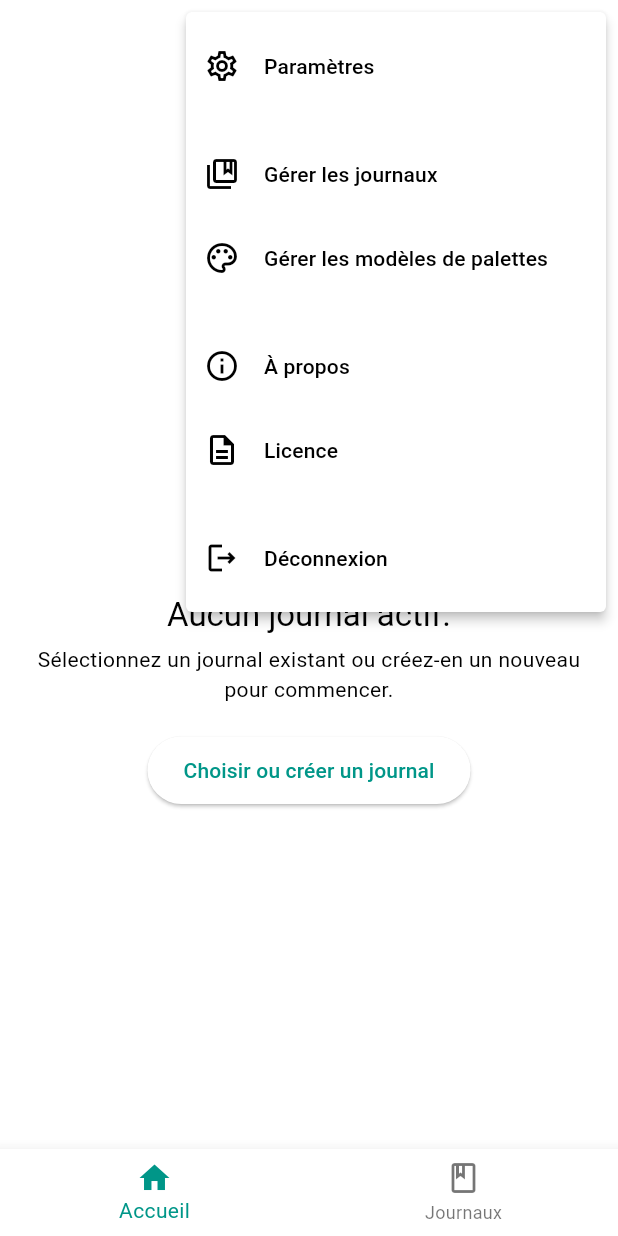
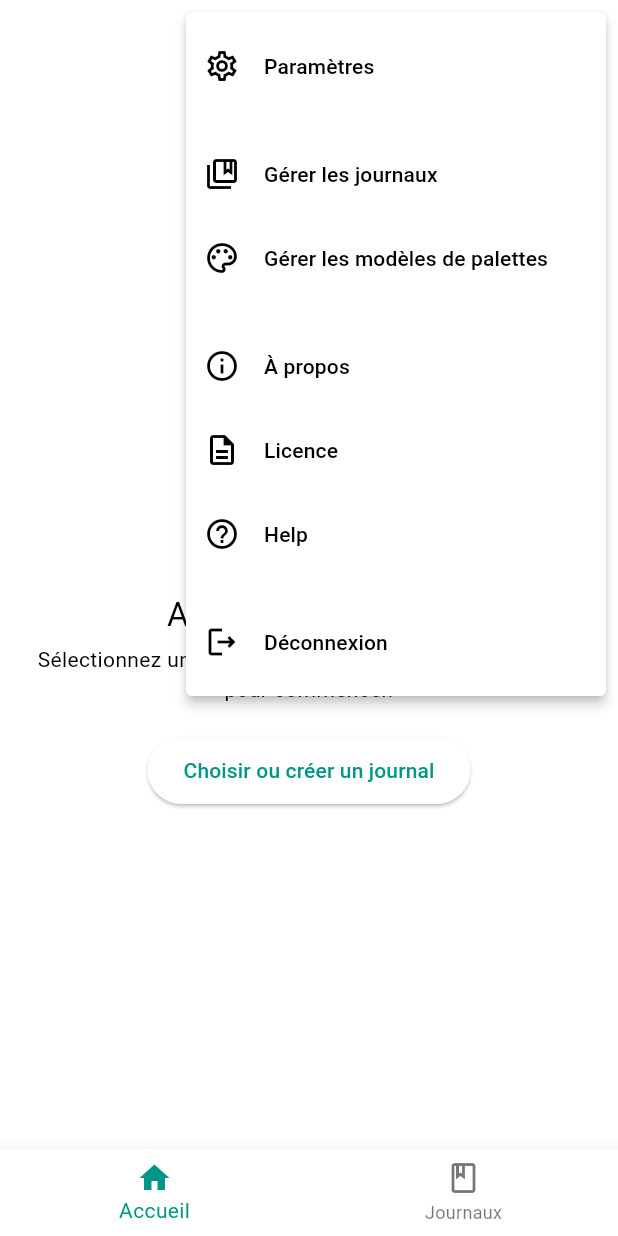
Before and after one commit to Stanworld80/Colors_Notes, a Flutter app: the screen it shows once a user with an empty profile is signed in, after a tap on the "more vert" icon, on a phone screen of 412 x 824 dp. Run offline on Flutter 3.47's test engine with Material 3 defaults, Android fonts, the phone set to English and light mode, and no system bars; our stand-ins replace cloud_firestore, firebase_analytics, firebase_auth, firebase_core, flutter_colorpicker, flutter_svg and 4 more; missing offline and left inert: flutter_cookie_consent; accounts and stored records are empty; generated files the repository leaves out were written again.

Commit message:
feat: Add Help page and menu item
Adds a new Help page accessible from the main menu.

The Help page is a simple stateless widget displaying placeholder text.
A "Help" item has been added to the PopupMenuButton in the AppBar.
Localization entries for "Help" have been added for all supported languages.
A route '/help' has been added to navigate to the HelpPage.

```diff
--- a/lib/l10n/intl_en.arb
+++ b/lib/l10n/intl_en.arb
@@ -31,6 +31,7 @@
   "portuguese": "Portuguese",
   "portugueseBrazilian": "Portuguese (Brazil)",
   "italian": "Italian",
+  "help": "Help",
 
   "loadingTitle": "Loading...",
   "@loadingTitle": {
--- a/lib/l10n/intl_fr.arb
+++ b/lib/l10n/intl_fr.arb
@@ -31,6 +31,7 @@
   "portuguese": "Portugais",
   "portugueseBrazilian": "Português (Brasil)",
   "italian": "Italien",
+  "help": "Help",
 
   "loadingTitle": "Chargement...",
   "@loadingTitle": {
--- a/lib/l10n/intl_it.arb
+++ b/lib/l10n/intl_it.arb
@@ -31,6 +31,7 @@
   "portuguese": "Portoghese",
   "portugueseBrazilian": "Portoghese (Brasile)",
   "italian": "Italiano",
+  "help": "Help",
 
   "loadingTitle": "Caricamento...",
   "@loadingTitle": {
--- a/lib/l10n/intl_pt.arb
+++ b/lib/l10n/intl_pt.arb
@@ -31,6 +31,7 @@
   "portuguese": "Português",
   "portugueseBrazilian": "Português (Brasil)",
   "italian": "Italiano",
+  "help": "Help",
 
 
   "loadingTitle": "A carregar...",
--- a/lib/l10n/intl_pt_BR.arb
+++ b/lib/l10n/intl_pt_BR.arb
@@ -31,6 +31,7 @@
   "portuguese": "Português",
   "portugueseBrazilian": "Português (Brasil)",
   "italian": "Italiano",
+  "help": "Help",
 
   "loadingTitle": "Carregando...",
   "@loadingTitle": {
--- a/lib/main.dart
+++ b/lib/main.dart
@@ -26,6 +26,7 @@ import 'screens/sign_in_page.dart';
 import 'screens/register_page.dart';
 import 'screens/main_screen.dart';
 import 'screens/settings_page.dart';
+import 'screens/help_page.dart'; // Added import for HelpPage
 
 final _logger = Logger(printer: PrettyPrinter(methodCount: 1, dateTimeFormat: DateTimeFormat.onlyTimeAndSinceStart, printEmojis: true, colors: true));
 
@@ -142,6 +143,7 @@ class _MyAppState extends State<MyApp> {
         '/register': (context) => const RegisterPage(),
         '/main': (context) => const MainScreen(),
         '/settings': (context) => const SettingsPage(), // AJOUTÉ
+        '/help': (context) => HelpPage(), // Added route for HelpPage
         // Ajoutez d'autres routes ici
       },
     );
--- /dev/null
+++ b/lib/screens/help_page.dart
@@ -0,0 +1,15 @@
+import 'package:flutter/material.dart';
+
+class HelpPage extends StatelessWidget {
+  @override
+  Widget build(BuildContext context) {
+    return Scaffold(
+      appBar: AppBar(
+        title: Text('Help'),
+      ),
+      body: Center(
+        child: Text('This is the help page.'),
+      ),
+    );
+  }
+}
--- a/lib/widgets/dynamic_journal_app_bar.dart
+++ b/lib/widgets/dynamic_journal_app_bar.dart
@@ -186,6 +186,13 @@ class DynamicJournalAppBar extends StatelessWidget implements PreferredSizeWidge
                   title: Text(l10n.licenseLink),
                 ),
               ),
+              PopupMenuItem<String>(
+                value: 'help',
+                child: ListTile(
+                  leading: const Icon(Icons.help_outline),
+                  title: Text(l10n.help),
+                ),
+              ),
               const PopupMenuDivider(),
               PopupMenuItem<String>(
                 value: 'sign_out',
```
